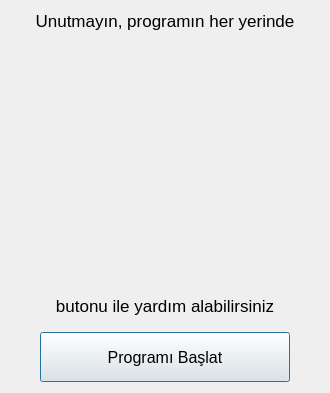
The window that LOGIN/yardim_hatirlatma_dialog.ui (adakteknoloji/FRAMEWORK) describes before a commit, drawn with Qt 5.
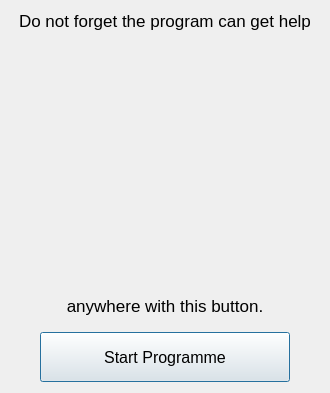
The same window after the commit. Icons and pictures are not drawn.

```diff
--- a/LOGIN/yardim_hatirlatma_dialog.ui
+++ b/LOGIN/yardim_hatirlatma_dialog.ui
@@ -36,7 +36,7 @@
         </font>
        </property>
        <property name="text">
-        <string>Unutmayın, programın her yerinde</string>
+        <string>Do not forget the program can get help</string>
        </property>
        <property name="alignment">
         <set>Qt::AlignCenter</set>
@@ -86,7 +86,7 @@
         </font>
        </property>
        <property name="text">
-        <string>butonu ile yardım alabilirsiniz</string>
+        <string>anywhere with this button.</string>
        </property>
        <property name="alignment">
         <set>Qt::AlignCenter</set>
@@ -161,7 +161,7 @@
             <string notr="true">text-align:center</string>
            </property>
            <property name="text">
-            <string>Programı Başlat</string>
+            <string>Start Programme</string>
            </property>
            <property name="icon">
             <iconset resource="yonetim_icons.qrc">
```
Left out of the diff: 4 changed lines with no effect on the pictures.
